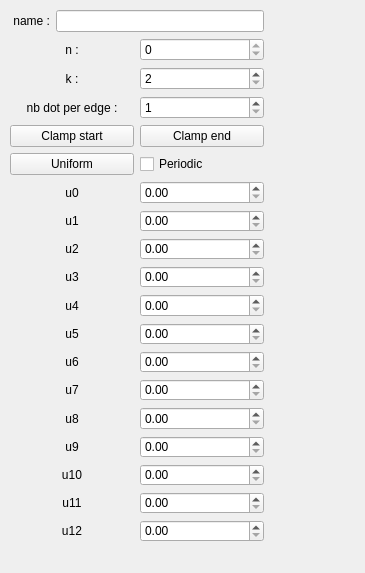
Before: the Qt Designer form src/gui/editor/properties/context/curve/FormContextCurve.ui in hiergaut/Goliath-Engine, drawn with Qt 5.
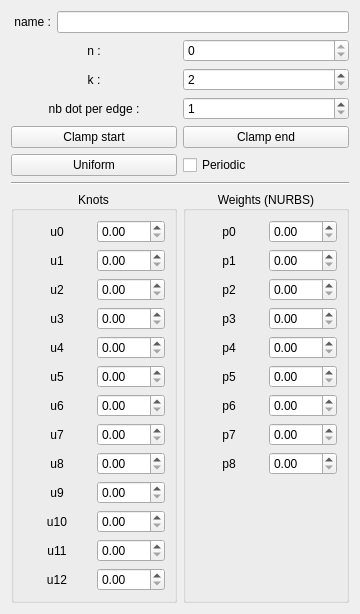
After: the same form once the commit is applied.

What changed in the file:
```diff
--- a/src/gui/editor/properties/context/curve/FormContextCurve.ui
+++ b/src/gui/editor/properties/context/curve/FormContextCurve.ui
@@ -6,23 +6,14 @@
    <rect>
     <x>0</x>
     <y>0</y>
-    <width>365</width>
-    <height>573</height>
+    <width>360</width>
+    <height>589</height>
    </rect>
   </property>
   <property name="windowTitle">
    <string>Form</string>
   </property>
-  <widget class="QWidget" name="layoutWidget">
-   <property name="geometry">
-    <rect>
-     <x>10</x>
-     <y>10</y>
-     <width>254</width>
-     <height>532</height>
-    </rect>
-   </property>
-   <layout class="QVBoxLayout" name="verticalLayout_2">
+  <layout class="QVBoxLayout" name="verticalLayout_4">
     <item>
      <layout class="QHBoxLayout" name="horizontalLayout">
       <item>
@@ -137,7 +128,25 @@
      </layout>
     </item>
     <item>
-     <layout class="QVBoxLayout" name="verticalLayout">
+    <widget class="Line" name="line">
+     <property name="orientation">
+      <enum>Qt::Horizontal</enum>
+     </property>
+    </widget>
+   </item>
+   <item>
+    <layout class="QHBoxLayout" name="horizontalLayout_52">
+     <item>
+      <widget class="QGroupBox" name="groupBox">
+       <property name="title">
+        <string>Knots</string>
+       </property>
+       <property name="alignment">
+        <set>Qt::AlignCenter</set>
+       </property>
+       <layout class="QVBoxLayout" name="verticalLayout_3">
+        <item>
+         <layout class="QVBoxLayout" name="verticalLayout_2">
       <item>
        <layout class="QHBoxLayout" name="horizontalLayout_5">
         <item>
@@ -415,6 +424,237 @@
     </item>
    </layout>
   </widget>
+     </item>
+     <item>
+      <widget class="QGroupBox" name="groupBox_2">
+       <property name="title">
+        <string>Weights (NURBS)</string>
+       </property>
+       <property name="alignment">
+        <set>Qt::AlignCenter</set>
+       </property>
+       <layout class="QVBoxLayout" name="verticalLayout">
+        <item>
+         <layout class="QHBoxLayout" name="horizontalLayout_47">
+          <item>
+           <widget class="QLabel" name="label_45">
+            <property name="text">
+             <string>p0</string>
+            </property>
+            <property name="alignment">
+             <set>Qt::AlignCenter</set>
+            </property>
+           </widget>
+          </item>
+          <item>
+           <widget class="QDoubleSpinBox" name="doubleSpinBox_p0">
+            <property name="singleStep">
+             <double>0.100000000000000</double>
+            </property>
+           </widget>
+          </item>
+         </layout>
+        </item>
+        <item>
+         <layout class="QHBoxLayout" name="horizontalLayout_48">
+          <item>
+           <widget class="QLabel" name="label_46">
+            <property name="text">
+             <string>p1</string>
+            </property>
+            <property name="alignment">
+             <set>Qt::AlignCenter</set>
+            </property>
+           </widget>
+          </item>
+          <item>
+           <widget class="QDoubleSpinBox" name="doubleSpinBox_p1">
+            <property name="singleStep">
+             <double>0.100000000000000</double>
+            </property>
+           </widget>
+          </item>
+         </layout>
+        </item>
+        <item>
+         <layout class="QHBoxLayout" name="horizontalLayout_49">
+          <item>
+           <widget class="QLabel" name="label_47">
+            <property name="text">
+             <string>p2</string>
+            </property>
+            <property name="alignment">
+             <set>Qt::AlignCenter</set>
+            </property>
+           </widget>
+          </item>
+          <item>
+           <widget class="QDoubleSpinBox" name="doubleSpinBox_p2">
+            <property name="singleStep">
+             <double>0.100000000000000</double>
+            </property>
+           </widget>
+          </item>
+         </layout>
+        </item>
+        <item>
+         <layout class="QHBoxLayout" name="horizontalLayout_50">
+          <item>
+           <widget class="QLabel" name="label_48">
+            <property name="text">
+             <string>p3</string>
+            </property>
+            <property name="alignment">
+             <set>Qt::AlignCenter</set>
+            </property>
+           </widget>
+          </item>
+          <item>
+           <widget class="QDoubleSpinBox" name="doubleSpinBox_p3">
+            <property name="singleStep">
+             <double>0.100000000000000</double>
+            </property>
+           </widget>
+          </item>
+         </layout>
+        </item>
+        <item>
+         <layout class="QHBoxLayout" name="horizontalLayout_51">
+          <item>
+           <widget class="QLabel" name="label_49">
+            <property name="text">
+             <string>p4</string>
+            </property>
+            <property name="alignment">
+             <set>Qt::AlignCenter</set>
+            </property>
+           </widget>
+          </item>
+          <item>
+           <widget class="QDoubleSpinBox" name="doubleSpinBox_p4">
+            <property name="singleStep">
+             <double>0.100000000000000</double>
+            </property>
+           </widget>
+          </item>
+         </layout>
+        </item>
+        <item>
+         <layout class="QHBoxLayout" name="horizontalLayout_p5">
+          <item>
+           <widget class="QLabel" name="label_50">
+            <property name="text">
+             <string>p5</string>
+            </property>
+            <property name="alignment">
+             <set>Qt::AlignCenter</set>
+            </property>
+           </widget>
+          </item>
+          <item>
+           <widget class="QDoubleSpinBox" name="doubleSpinBox_p5">
+            <property name="singleStep">
+             <double>0.100000000000000</double>
+            </property>
+           </widget>
+          </item>
+         </layout>
+        </item>
+        <item>
+         <layout class="QHBoxLayout" name="horizontalLayout_p6">
+          <item>
+           <widget class="QLabel" name="label_51">
+            <property name="text">
+             <string>p6</string>
+            </property>
+            <property name="alignment">
+             <set>Qt::AlignCenter</set>
+            </property>
+           </widget>
+          </item>
+          <item>
+           <widget class="QDoubleSpinBox" name="doubleSpinBox_p6">
+            <property name="singleStep">
+             <double>0.100000000000000</double>
+            </property>
+           </widget>
+          </item>
+         </layout>
+        </item>
+        <item>
+         <layout class="QHBoxLayout" name="horizontalLayout_p6_2">
+          <item>
+           <widget class="QLabel" name="label_61">
+            <property name="text">
+             <string>p7</string>
+            </property>
+            <property name="alignment">
+             <set>Qt::AlignCenter</set>
+            </property>
+           </widget>
+          </item>
+          <item>
+           <widget class="QDoubleSpinBox" name="doubleSpinBox_p7">
+            <property name="singleStep">
+             <double>0.100000000000000</double>
+            </property>
+           </widget>
+          </item>
+         </layout>
+        </item>
+        <item>
+         <layout class="QHBoxLayout" name="horizontalLayout_p6_3">
+          <item>
+           <widget class="QLabel" name="label_62">
+            <property name="text">
+             <string>p8</string>
+            </property>
+            <property name="alignment">
+             <set>Qt::AlignCenter</set>
+            </property>
+           </widget>
+          </item>
+          <item>
+           <widget class="QDoubleSpinBox" name="doubleSpinBox_p8">
+            <property name="singleStep">
+             <double>0.100000000000000</double>
+            </property>
+           </widget>
+          </item>
+         </layout>
+        </item>
+        <item>
+         <spacer name="verticalSpacer_2">
+          <property name="orientation">
+           <enum>Qt::Vertical</enum>
+          </property>
+          <property name="sizeHint" stdset="0">
+           <size>
+            <width>20</width>
+            <height>40</height>
+           </size>
+          </property>
+         </spacer>
+        </item>
+       </layout>
+      </widget>
+     </item>
+    </layout>
+   </item>
+   <item>
+    <spacer name="verticalSpacer">
+     <property name="orientation">
+      <enum>Qt::Vertical</enum>
+     </property>
+     <property name="sizeHint" stdset="0">
+      <size>
+       <width>20</width>
+       <height>40</height>
+      </size>
+     </property>
+    </spacer>
+   </item>
+  </layout>
  </widget>
  <resources/>
  <connections/>
```
Lines whose indentation alone changed are shown as unchanged.
